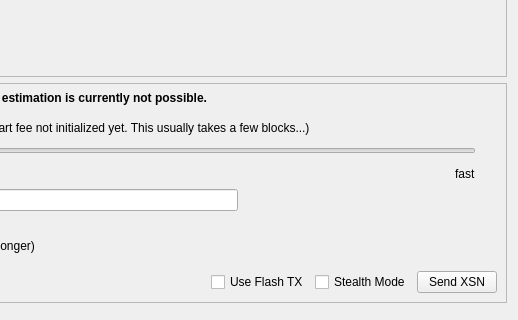
Before: the Qt Designer form src/qt/forms/sendcoinsdialog.ui in X9Developers/XSN, drawn with Qt 5; both pictures show x 392 to 910 and y 378 to 698 of the 910 by 698 pixel window.
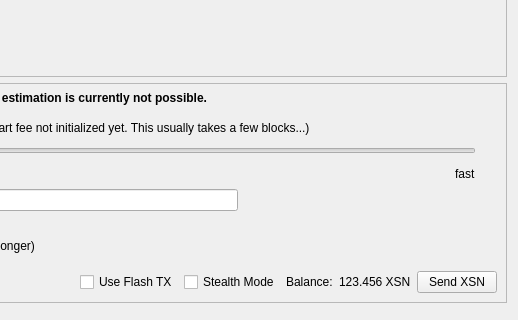
After: the same form once the commit is applied. Custom widgets are drawn as their Qt base class.

Commit message: SendCoinsDialog fixed UI issues

Diff of the .ui file:
```diff
--- a/src/qt/forms/sendcoinsdialog.ui
+++ b/src/qt/forms/sendcoinsdialog.ui
@@ -1371,6 +1371,20 @@
               </property>
              </widget>
             </item>
+            <item>
+             <widget class="QLabel" name="label_2">
+              <property name="text">
+               <string>Balance:</string>
+              </property>
+             </widget>
+            </item>
+            <item>
+             <widget class="QLabel" name="labelBalance">
+              <property name="text">
+               <string>123.456 XSN</string>
+              </property>
+             </widget>
+            </item>
             <item>
              <widget class="QPushButton" name="sendButton">
               <property name="text">
```
The commit also changes 1 other file.
